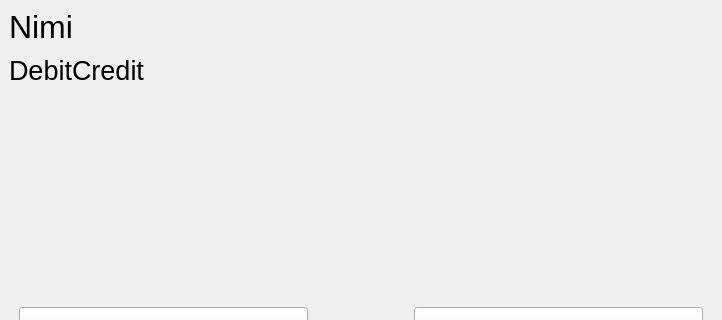
Above: frontend/mainwindow.ui from Peasami/bank-simulator-2023 before the change; both pictures show x 0 to 722 and y 0 to 320 of the 722 by 500 pixel window. Below: the same form after it.
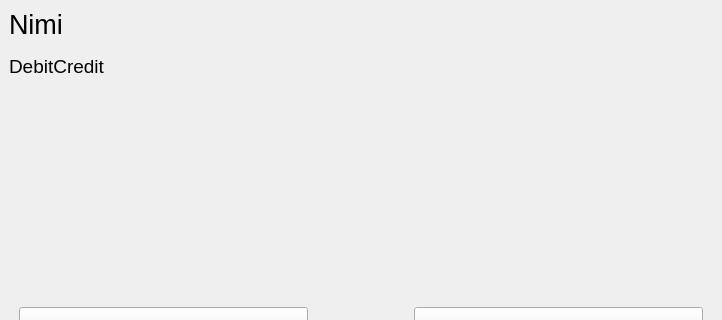
That is the form after the change.

Patch:
```diff
--- a/frontend/mainwindow.ui
+++ b/frontend/mainwindow.ui
@@ -25,6 +25,12 @@
      <layout class="QVBoxLayout" name="verticalLayout_5">
       <item>
        <widget class="QLabel" name="tiliNimiLabel">
+        <property name="minimumSize">
+         <size>
+          <width>0</width>
+          <height>30</height>
+         </size>
+        </property>
         <property name="maximumSize">
          <size>
           <width>16777215</width>
@@ -33,7 +39,7 @@
         </property>
         <property name="font">
          <font>
-          <pointsize>24</pointsize>
+          <pointsize>20</pointsize>
          </font>
         </property>
         <property name="text">
@@ -48,7 +54,7 @@
        <widget class="QLabel" name="tiliLabel">
         <property name="font">
          <font>
-          <pointsize>20</pointsize>
+          <pointsize>14</pointsize>
          </font>
         </property>
         <property name="text">
```
Left out of the diff: 2 changed lines with no effect on the pictures.
